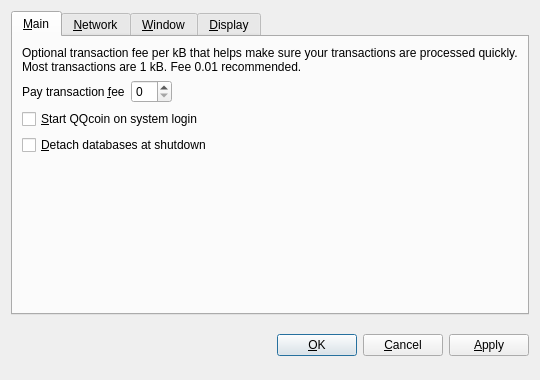
This is src/qt/forms/optionsdialog.ui in qqcoin/qqcoin as Qt 5 draws it before an edit. The edited form follows.
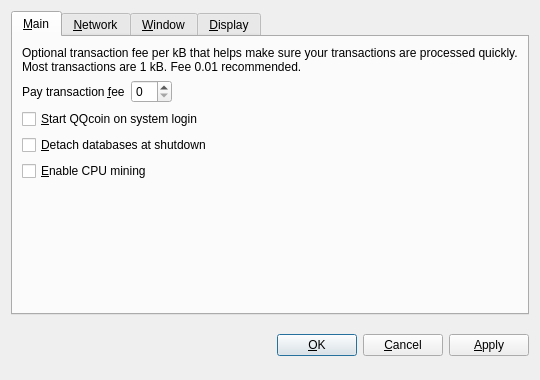
This is the edited form. Custom widgets are drawn as their Qt base class.

Commit message: cpu miner checkbox

The edit to the form file:
```diff
--- a/src/qt/forms/optionsdialog.ui
+++ b/src/qt/forms/optionsdialog.ui
@@ -97,6 +97,16 @@
         </widget>
        </item>
        <item>
+          <widget class="QCheckBox" name="cpuMining">
+           <property name="toolTip">
+            <string>Enable Proof-of-Work CPU mining (generating/minting) of RADCoins (NOT to be confused with Proof-of-Stake!).</string>
+           </property>
+           <property name="text">
+            <string>&amp;Enable CPU mining</string>
+           </property>
+          </widget>
+         </item>
+         <item>
         <spacer name="verticalSpacer_Main">
          <property name="orientation">
           <enum>Qt::Vertical</enum>
```
